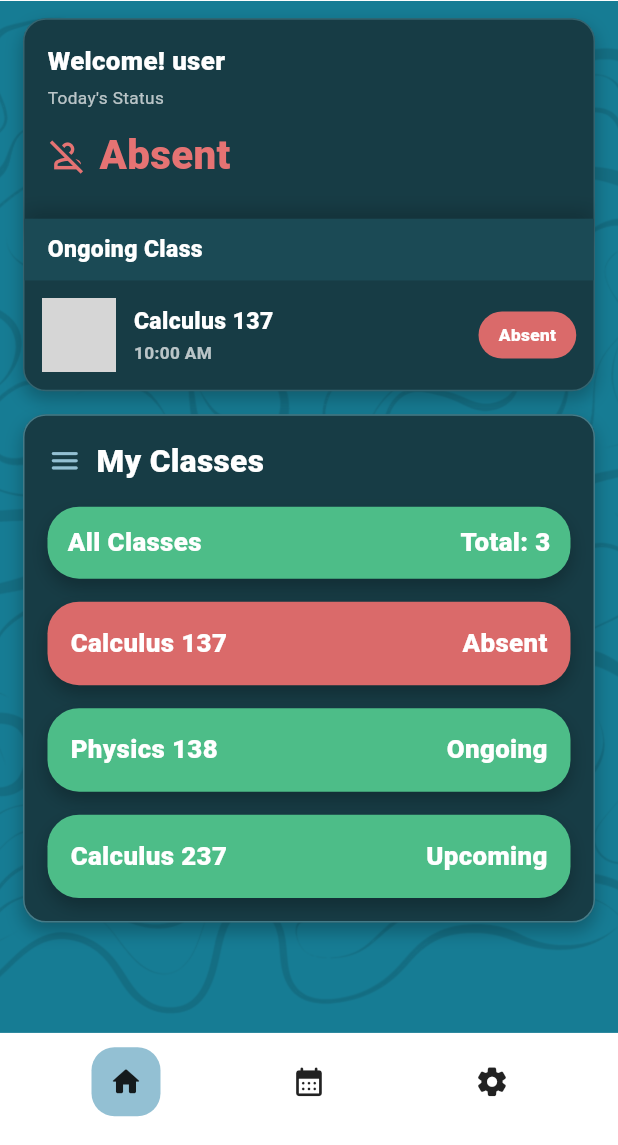
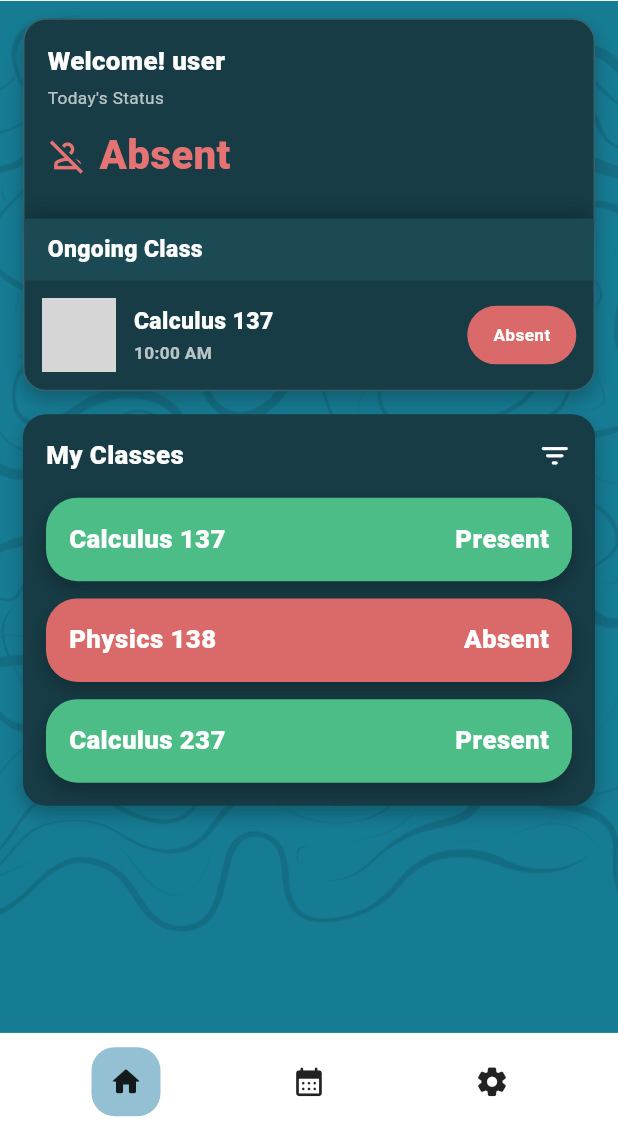
Before and after one commit to Scorch879/t_racks_softdev_1, a Flutter app: the StudentHomeScreen screen opened by its route, on a phone screen of 412 x 824 dp, the part 91-1236 px from its top. Run offline on Flutter 3.47's test engine with Material 3 defaults, Android fonts, the light colour scheme and no system bars; our stand-ins replace flutter_dotenv, shared_preferences, smooth_page_indicator, supabase_flutter; accounts and stored records are empty; grey boxes are pictures that could not be loaded.

Commit message:
feat: add Camera UI and implement Home to Camera navigation

```diff
--- a/lib/screens/student/student_home_screen.dart
+++ b/lib/screens/student/student_home_screen.dart
@@ -1,6 +1,7 @@
 import 'package:flutter/material.dart';
 import 'package:t_racks_softdev_1/screens/student/student_settings_screen.dart';
 import 'package:t_racks_softdev_1/screens/student/student_class_screen.dart';
+import 'package:t_racks_softdev_1/screens/student/student_camera_screen.dart';
 
 const _bgTeal = Color(0xFF167C94);
 const _cardSurface = Color(0xFF173C45);
@@ -21,7 +22,14 @@ class _StudentHomeScreenState extends State<StudentHomeScreen> {
   DateTime? _lastNavTime;
   static const _navDebounceMs = 300;
 
-  void onOngoingClassStatusPressed() {}
+  void onOngoingClassStatusPressed() {
+    Navigator.push(
+      context,
+      MaterialPageRoute(
+        builder: (context) => const StudentCameraScreen(),
+      ),
+    );
+  }
 
   void onFilterAllClasses() {}
 
@@ -54,8 +62,6 @@ class _StudentHomeScreenState extends State<StudentHomeScreen> {
 
     try {
       // Debug: indicate handler was triggered
-      // This helps confirm whether the tap is reaching this callback
-      // Visible briefly as a SnackBar and logged in debug console
       // ignore: avoid_print
       print('onNavSchedule called');
       ScaffoldMessenger.of(context).showSnackBar(
@@ -341,23 +347,24 @@ class _WelcomeAndOngoingCardState extends State<_WelcomeAndOngoingCard> {
                     ],
                   ),
                 ),
-                GestureDetector(
+                Material(
+                  color: _statusRed,
+                  borderRadius: BorderRadius.circular(20 * scale),
+                  child: InkWell(
                     onTap: widget.onOngoingClassStatusPressed,
+                    borderRadius: BorderRadius.circular(20 * scale),
                     child: Container(
                       padding: EdgeInsets.symmetric(
-                      vertical: 8 * scale,
-                      horizontal: 14 * scale,
-                    ),
-                    decoration: BoxDecoration(
-                      color: _statusRed,
-                      borderRadius: BorderRadius.circular(20 * scale),
+                        vertical: 12 * scale,
+                        horizontal: 18 * scale,
                       ),
                       child: Text(
                         'Absent',
                         style: TextStyle(
                           color: Colors.white,
                           fontSize: 12 * scale,
-                        fontWeight: FontWeight.w800,
+                          fontWeight: FontWeight.w700,
+                        ),
                       ),
                     ),
                   ),
@@ -366,6 +373,83 @@ class _WelcomeAndOngoingCardState extends State<_WelcomeAndOngoingCard> {
             ),
           ),
         ],
+      ),
+    );
+  }
+}
+
+class _MyClassesCard extends StatefulWidget {
+  const _MyClassesCard({
+    required this.scale,
+    required this.radius,
+    required this.onFilterAllClasses,
+    required this.onClassPressed,
+  });
+
+  final double scale;
+  final double radius;
+  final VoidCallback onFilterAllClasses;
+  final VoidCallback onClassPressed;
+
+  @override
+  State<_MyClassesCard> createState() => _MyClassesCardState();
+}
+
+class _MyClassesCardState extends State<_MyClassesCard> {
+  @override
+  Widget build(BuildContext context) {
+    final scale = widget.scale;
+    return _CardContainer(
+      radius: widget.radius,
+      scale: scale,
+      child: Padding(
+        padding: EdgeInsets.all(16 * scale),
+        child: Column(
+          crossAxisAlignment: CrossAxisAlignment.start,
+          children: [
+            Row(
+              mainAxisAlignment: MainAxisAlignment.spaceBetween,
+              children: [
+                Text(
+                  'My Classes',
+                  style: TextStyle(
+                    color: Colors.white,
+                    fontSize: 18 * scale,
+                    fontWeight: FontWeight.w800,
+                  ),
+                ),
+                GestureDetector(
+                  onTap: widget.onFilterAllClasses,
+                  child: Icon(Icons.filter_list_rounded, color: Colors.white, size: 24 * scale),
+                ),
+              ],
+            ),
+            SizedBox(height: 16 * scale),
+            _ClassRow(
+              scale: scale,
+              title: 'Calculus 137',
+              statusText: 'Present',
+              statusColor: _chipGreen,
+              onTap: widget.onClassPressed,
+            ),
+            SizedBox(height: 12 * scale),
+            _ClassRow(
+              scale: scale,
+              title: 'Physics 138',
+              statusText: 'Absent',
+              statusColor: _statusRed,
+              onTap: widget.onClassPressed,
+            ),
+            SizedBox(height: 12 * scale),
+            _ClassRow(
+              scale: scale,
+              title: 'Calculus 237',
+              statusText: 'Present',
+              statusColor: _chipGreen,
+              onTap: widget.onClassPressed,
+            ),
+          ],
+        ),
       ),
     );
   }
@@ -451,95 +535,6 @@ class _TopBarState extends State<_TopBar> {
                   ),
                 ),
               ],
-            ),
-          ],
-        ),
-      ),
-    );
-  }
-}
-
-class _MyClassesCard extends StatefulWidget {
-  const _MyClassesCard({
-    required this.scale,
-    required this.radius,
-    required this.onFilterAllClasses,
-    required this.onClassPressed,
-  });
-  final double scale;
-  final double radius;
-  final VoidCallback onFilterAllClasses;
-  final VoidCallback onClassPressed;
-
-  @override
-  State<_MyClassesCard> createState() => _MyClassesCardState();
-}
-
-class _MyClassesCardState extends State<_MyClassesCard> {
-  @override
-  Widget build(BuildContext context) {
-    final scale = widget.scale;
-    final radius = widget.radius;
-    return _CardContainer(
-      radius: radius,
-      scale: scale,
-      borderColor: const Color(0xFF6AAFBF).withOpacity(0.55),
-      background: const _CardBackground(),
-      child: Padding(
-        padding: EdgeInsets.all(16 * scale),
-        child: Column(
-          children: [
-            Row(
-              children: [
-                Icon(
-                  Icons.menu_rounded,
-                  color: _accentCyan,
-                  size: 24 * scale,
-                ),
-                SizedBox(width: 10 * scale),
-                Expanded(
-                  child: Text(
-                    'My Classes',
-                    style: TextStyle(
-                      color: Colors.white,
-                      fontSize: 22 * scale,
-                      fontWeight: FontWeight.w800,
-                    ),
-                  ),
-                ),
-              ],
-            ),
-            SizedBox(height: 16 * scale),
-            _FilterChipRow(
-              scale: scale,
-              onTap: widget.onFilterAllClasses,
-              title: 'All Classes',
-              trailingText: 'Total: 3',
-              backgroundColor: _chipGreen,
-            ),
-            SizedBox(height: 16 * scale),
-            _ClassRow(
-              scale: scale,
-              title: 'Calculus 137',
-              statusText: 'Absent',
-              statusColor: _statusRed,
-              onTap: widget.onClassPressed,
-            ),
-            SizedBox(height: 16 * scale),
-            _ClassRow(
-              scale: scale,
-              title: 'Physics 138',
-              statusText: 'Ongoing',
-              statusColor: _chipGreen,
-              onTap: widget.onClassPressed,
-            ),
-            SizedBox(height: 16 * scale),
-            _ClassRow(
-              scale: scale,
-              title: 'Calculus 237',
-              statusText: 'Upcoming',
-              statusColor: _chipGreen,
-              onTap: widget.onClassPressed,
             ),
           ],
         ),
```
Also changed, not shown: lib/screens/student/student_camera_content.dart (added, +318 -0 lines), lib/screens/student/student_camera_screen.dart (added, +14 -0 lines), lib/screens/student/student_home_content.dart (+24 -15 lines), lib/screens/student/student_shell_camvoice_screen.dart (added, +166 -0 lines). Lines whose indentation alone changed are shown as unchanged.
